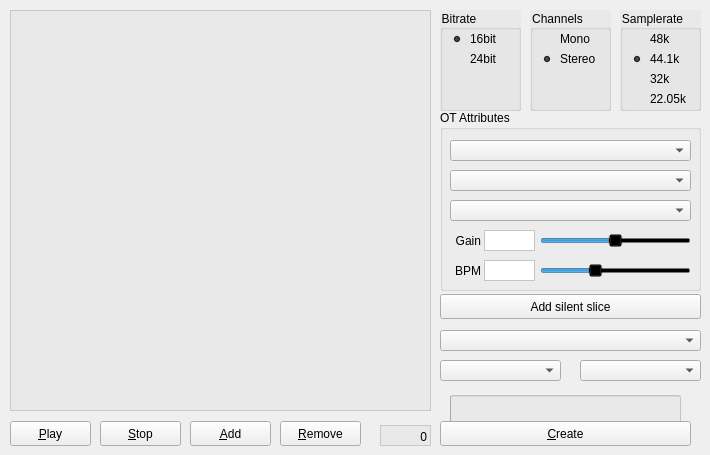
First picture: the form in tabmainwidget.ui, repository KaiDrange/OctaChainer, before the edit.
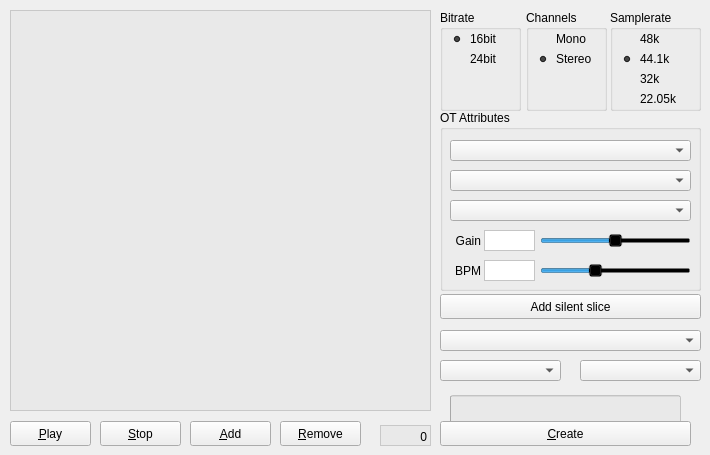
Second picture: the form after the edit.

Commit message:
Remove all remaining QGroupBox style sheets
This makes them all look like standard group boxes.

```diff
--- a/tabmainwidget.ui
+++ b/tabmainwidget.ui
@@ -51,15 +51,12 @@
   <widget class="QGroupBox" name="groupBox_3">
    <property name="geometry">
     <rect>
-     <x>620</x>
+     <x>610</x>
      <y>10</y>
-     <width>81</width>
+     <width>91</width>
      <height>101</height>
     </rect>
    </property>
-   <property name="styleSheet">
-    <string notr="true">background-color: rgba(230, 230, 230, 150);</string>
-   </property>
    <property name="title">
     <string>Samplerate</string>
    </property>
@@ -68,7 +65,7 @@
      <rect>
       <x>10</x>
       <y>40</y>
-      <width>61</width>
+      <width>71</width>
       <height>18</height>
      </rect>
     </property>
@@ -87,7 +84,7 @@
      <rect>
       <x>10</x>
       <y>60</y>
-      <width>61</width>
+      <width>71</width>
       <height>18</height>
      </rect>
     </property>
@@ -103,7 +100,7 @@
      <rect>
       <x>10</x>
       <y>80</y>
-      <width>61</width>
+      <width>71</width>
       <height>18</height>
      </rect>
     </property>
@@ -119,7 +116,7 @@
      <rect>
       <x>10</x>
       <y>20</y>
-      <width>61</width>
+      <width>71</width>
       <height>18</height>
      </rect>
     </property>
@@ -134,15 +131,12 @@
   <widget class="QGroupBox" name="groupBox_2">
    <property name="geometry">
     <rect>
-     <x>530</x>
+     <x>526</x>
      <y>10</y>
      <width>81</width>
      <height>101</height>
     </rect>
    </property>
-   <property name="styleSheet">
-    <string notr="true">background-color: rgba(230, 230, 230, 150);</string>
-   </property>
    <property name="title">
     <string>Channels</string>
    </property>
@@ -387,9 +381,6 @@
      <height>101</height>
     </rect>
    </property>
-   <property name="styleSheet">
-    <string notr="true">background-color: rgba(230, 230, 230, 150);</string>
-   </property>
    <property name="title">
     <string>Bitrate</string>
    </property>
```
The commit also changes 3 other files.
